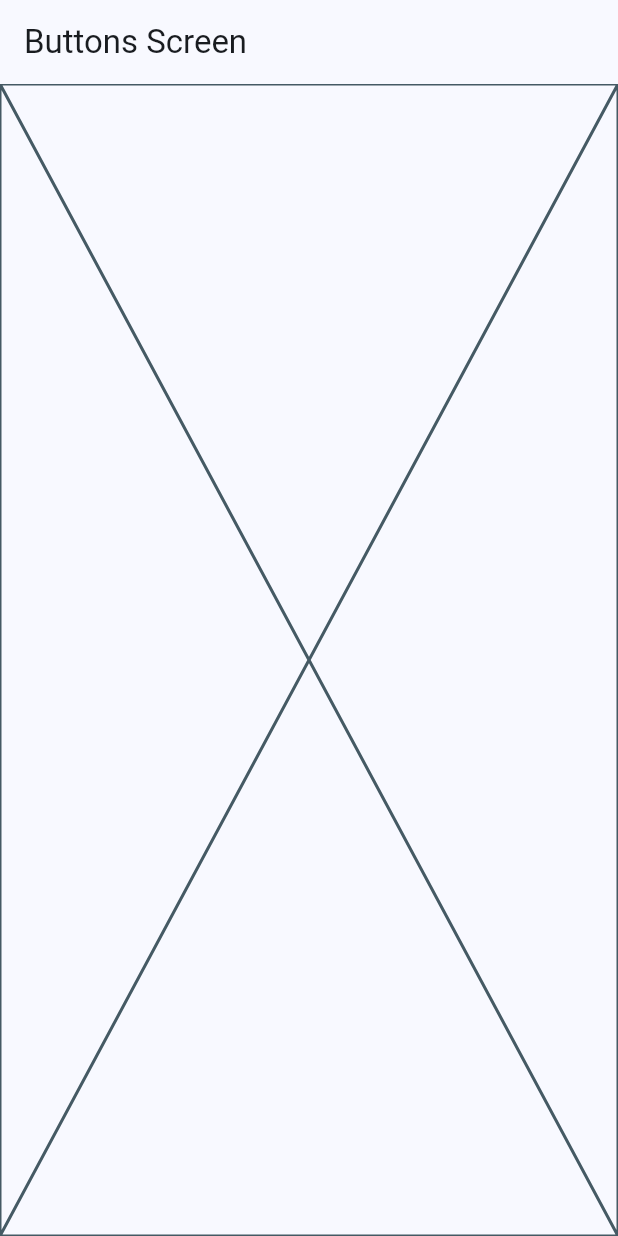
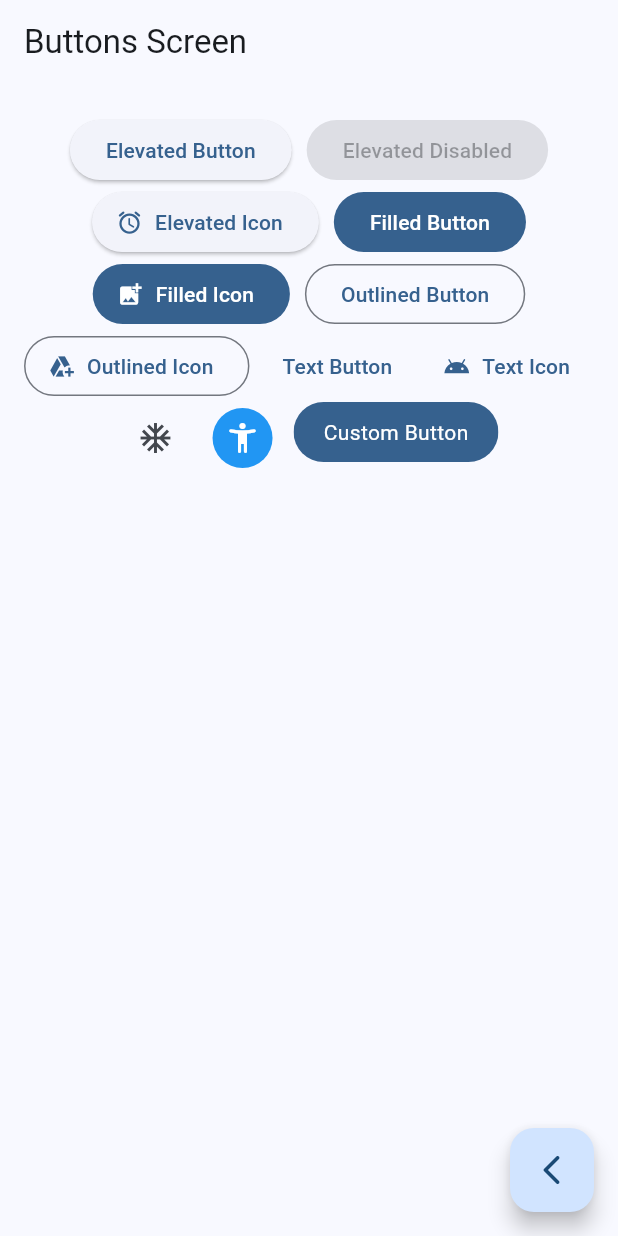
Before and after one commit to DanielDevHN/widgetsFlutterApp, a Flutter app: the ButtonsScreen screen opened by its route, on a phone screen of 412 x 824 dp. Run offline on Flutter 3.47's test engine with Material 2 defaults, Android fonts, the phone set to English and light mode, and no system bars; our stand-ins replace go_router.

Commit message:
Button screen finished

```diff
--- a/lib/presentation/screens/buttons/buttons_screen.dart
+++ b/lib/presentation/screens/buttons/buttons_screen.dart
@@ -1,4 +1,5 @@
 import 'package:flutter/material.dart';
+import 'package:go_router/go_router.dart';
 
 class ButtonsScreen extends StatelessWidget {
   static const String name = 'buttons_screen';
@@ -11,7 +12,94 @@ class ButtonsScreen extends StatelessWidget {
       appBar: AppBar(
         title: const Text('Buttons Screen'),
       ),
-      body: const Placeholder(),
+      body: _ButtonsView(),
+      floatingActionButton: FloatingActionButton(
+        child: const Icon(Icons.arrow_back_ios_rounded),
+        onPressed: () {
+          context.pop();
+        },
+      ),
     );
   }
 }
+
+class _ButtonsView extends StatelessWidget {
+  const _ButtonsView();
+
+  @override
+  Widget build(BuildContext context) {
+    return SizedBox(
+      width: double.infinity,
+      child: Padding(
+        padding: const EdgeInsets.symmetric(horizontal: 10, vertical: 20),
+        child: Wrap(
+          spacing: 10,
+          alignment: WrapAlignment.center,
+          children: [
+            ElevatedButton(
+              onPressed: () {},
+              child: const Text('Elevated Button'),
+            ),
+            const ElevatedButton(
+                onPressed: null, child: Text('Elevated Disabled')),
+            ElevatedButton.icon(
+                onPressed: () {},
+                icon: const Icon(Icons.access_alarm_rounded),
+                label: const Text('Elevated Icon')),
+            FilledButton(onPressed: () {}, child: const Text('Filled Button')),
+            FilledButton.icon(
+                onPressed: () {},
+                icon: const Icon(Icons.add_photo_alternate),
+                label: const Text('Filled Icon')),
+            OutlinedButton(
+                onPressed: () {}, child: const Text('Outlined Button')),
+            OutlinedButton.icon(
+                onPressed: () {},
+                icon: const Icon(Icons.add_to_drive_outlined),
+                label: const Text('Outlined Icon')),
+            TextButton(onPressed: () {}, child: const Text('Text Button')),
+            TextButton.icon(
+                onPressed: () {},
+                icon: const Icon(Icons.android_sharp),
+                label: const Text('Text Icon')),
+            IconButton(onPressed: () {}, icon: const Icon(Icons.ac_unit)),
+            IconButton(
+              onPressed: () {},
+              icon: const Icon(Icons.accessibility_new_rounded),
+              tooltip: 'Accessibility New Rounded',
+              style: ButtonStyle(
+                backgroundColor: MaterialStateProperty.all(Colors.blue),
+                iconColor:
+                    MaterialStateColor.resolveWith((states) => Colors.white),
+              ),
+            ),
+            const CustomButton(),
+          ],
+        ),
+      ),
+    );
+  }
+}
+
+class CustomButton extends StatelessWidget {
+  const CustomButton({super.key});
+
+  @override
+  Widget build(BuildContext context) {
+    final colors = Theme.of(context).colorScheme;
+
+    return ClipRRect(
+      borderRadius: BorderRadius.circular(20),
+      child: Material(
+          color: colors.primary,
+          child: InkWell(
+            onTap: () {},
+            child: const Padding(
+              padding: EdgeInsets.symmetric(horizontal: 20, vertical: 10),
+              child:
+                  Text('Custom Button', style: TextStyle(color: Colors.white)),
+            ),
+          )),
+    );
+  }
+}
```
